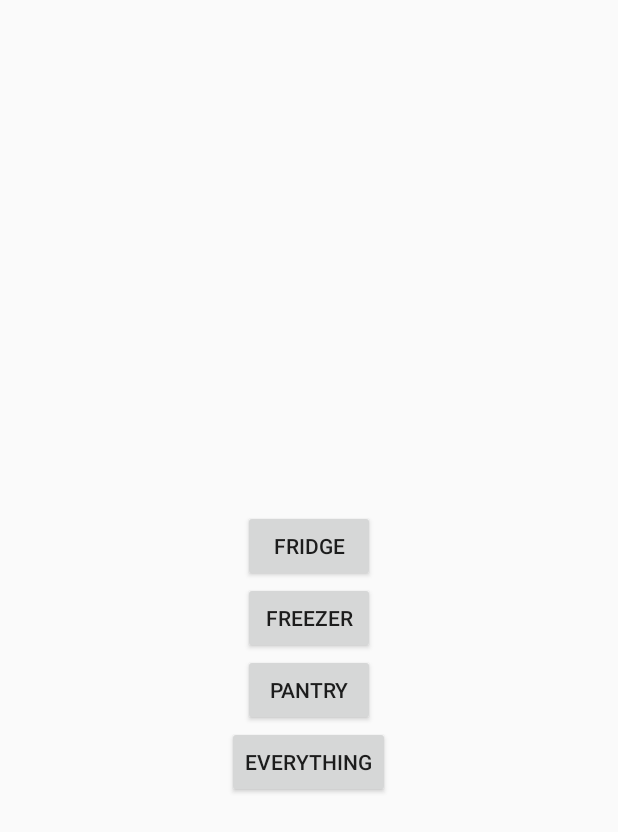
After one commit to jakepurple13/FoodFinder2, an Android app: the layout activity_food_finder_buttons.xml on its own in the app's theme, with its tools: preview values and no code run, on a phone screen of 412 x 824 dp. The commit adds this screen. Shown: the top 832 px of the screen. Run offline under Robolectric (Android 15) with nearby library versions, the phone set to English and light mode, and no system bars.

Commit message:
Added category buttons

```diff
--- a/app/src/main/java/pace/food/foodfinder/FoodAdapter.java
+++ b/app/src/main/java/pace/food/foodfinder/FoodAdapter.java
@@ -58,6 +58,9 @@ public class FoodAdapter extends
         final TextView textView = viewHolder.nameTextView;
         textView.setText(food.toString());
         if(food.getExpiredColor()== Color.RED) {
+            textView.setTextColor(food.getExpiredColor());
+            textView.setTypeface(null, Typeface.BOLD);
+        } else if(food.getExpiredColor()==Color.YELLOW) {
             textView.setTextColor(food.getExpiredColor());
             textView.setTypeface(null, Typeface.BOLD);
         }
--- a/app/src/main/java/pace/food/foodfinder/SplashScreen.java
+++ b/app/src/main/java/pace/food/foodfinder/SplashScreen.java
@@ -16,7 +16,7 @@ public class SplashScreen extends AppCompatActivity {
             @Override
             public void run() {
 
-                Intent intent = new Intent(SplashScreen.this, MainActivity.class);
+                Intent intent = new Intent(SplashScreen.this, FoodFinderButtons.class);
                 intent.putExtra("Name", "Fridge");
                 startActivity(intent);
 
--- /dev/null
+++ b/app/src/main/res/layout/activity_food_finder_buttons.xml
@@ -0,0 +1,43 @@
+<?xml version="1.0" encoding="utf-8"?>
+<RelativeLayout xmlns:android="http://schemas.android.com/apk/res/android"
+    xmlns:tools="http://schemas.android.com/tools"
+    android:layout_width="match_parent"
+    android:layout_height="match_parent"
+    android:paddingBottom="@dimen/activity_vertical_margin"
+    android:paddingLeft="@dimen/activity_horizontal_margin"
+    android:paddingRight="@dimen/activity_horizontal_margin"
+    android:paddingTop="@dimen/activity_vertical_margin"
+    tools:context=".FoodFinderButtons">
+
+    <Button
+        android:layout_width="wrap_content"
+        android:layout_height="wrap_content"
+        android:text="FRIDGE"
+        android:id="@+id/fridgebutton"
+        android:layout_above="@+id/freezerbutton"
+        android:layout_centerHorizontal="true" />
+
+    <Button
+        android:layout_width="wrap_content"
+        android:layout_height="wrap_content"
+        android:text="FREEZER"
+        android:id="@+id/freezerbutton"
+        android:layout_centerVertical="true"
+        android:layout_alignStart="@+id/fridgebutton" />
+
+    <Button
+        android:layout_width="wrap_content"
+        android:layout_height="wrap_content"
+        android:text="PANTRY"
+        android:id="@+id/pantrybutton"
+        android:layout_below="@+id/freezerbutton"
+        android:layout_alignStart="@+id/freezerbutton" />
+
+    <Button
+        android:layout_width="wrap_content"
+        android:layout_height="wrap_content"
+        android:text="EVERYTHING"
+        android:id="@+id/everythingbutton"
+        android:layout_below="@+id/pantrybutton"
+        android:layout_centerHorizontal="true" />
+</RelativeLayout>
```
Also changed, not shown: app/src/main/AndroidManifest.xml (+18 -13 lines), app/src/main/java/pace/food/foodfinder/FoodFinderButtons.java (added, +73 -0 lines), app/src/main/java/pace/food/foodfinder/FoodItem.java (+8 -5 lines), app/src/main/java/pace/food/foodfinder/MainActivity.java (+4 -3 lines).
